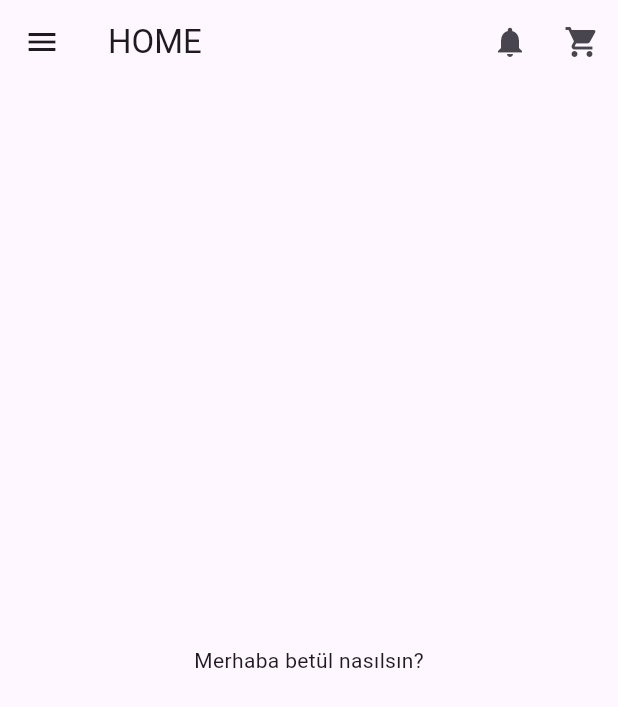
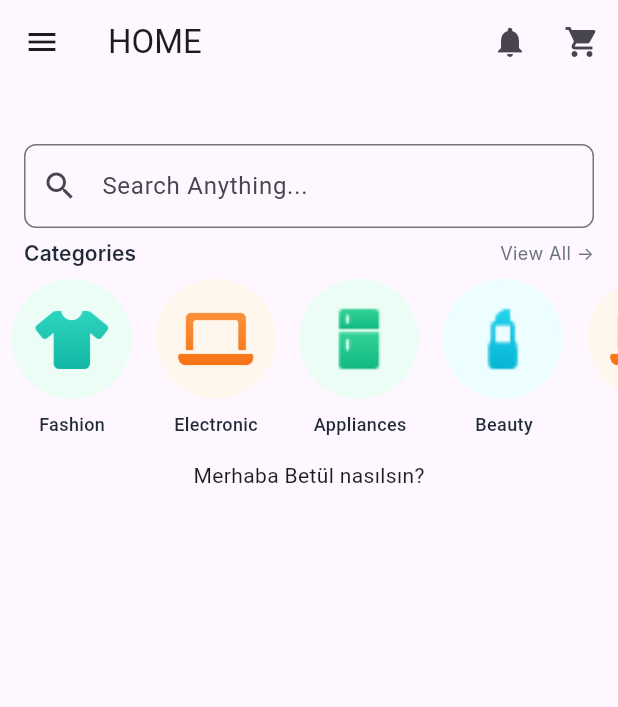
Before and after one commit to BetulYILGIN/BeeStore, a Flutter app: the screen it shows after launch, on a phone screen of 412 x 824 dp. Shown: the top 707 px of the screen. Run offline on Flutter 3.47's test engine with Material 3 defaults, Android fonts, the phone set to English and light mode, and no system bars; Roboto replaces fonts that are missing (Inter).

Commit message:
third commit

```diff
--- a/lib/main.dart
+++ b/lib/main.dart
@@ -1,27 +1,133 @@
 import 'package:flutter/material.dart';
 
-void main(){
+void main() {
   print("merhaba");
+  runApp(const MyApp());
+}
 
-  String name="betül";
-  runApp(
+class MyApp extends StatelessWidget {
+  const MyApp({super.key});
 
-    MaterialApp(
+  @override
+  Widget build(BuildContext context) {
+    String name = "Betül";
+
+    // Dinamik veriler
+    final List<Map<String, String>> categories = [
+      {"image": "assets/2.png", "label": "Fashion"},
+      {"image": "assets/1.png", "label": "Electronic"},
+      {"image": "assets/3.png", "label": "Appliances"},
+      {"image": "assets/4.png", "label": "Beauty"},
+      {"image": "assets/1.png", "label": "Sports"},
+      {"image": "assets/3.png", "label": "Books"},
+      {"image": "assets/4.png", "label": "Toys"},
+      {"image": "assets/3.png", "label": "Sports"},
+    ];
+
+    return MaterialApp(
       debugShowCheckedModeBanner: false,
       home: Scaffold(
         appBar: AppBar(
           title: const Text("HOME"),
           centerTitle: false,
           actions: [
-            IconButton(icon: const Icon(Icons.notifications), onPressed: (){}),
-            IconButton(icon: const Icon(Icons.shopping_cart), onPressed: (){})
+            IconButton(
+                icon: const Icon(Icons.notifications), onPressed: () {}),
+            IconButton(
+                icon: const Icon(Icons.shopping_cart), onPressed: () {}),
           ],
         ),
-        body:Center(child: Text('Merhaba $name nasılsın?'),
+        body: SingleChildScrollView(
+          child: Column(
+            children: [
+              const SizedBox(height: 24),
+              const Padding(
+                padding: EdgeInsets.all(16.0),
+                child: TextField(
+                  decoration: InputDecoration(
+                      labelText: "Search Anything...",
+                      prefixIcon: Icon(Icons.search),
+                      border: OutlineInputBorder(
+                          borderRadius: BorderRadius.all(Radius.circular(8)),
+                          borderSide: BorderSide(
+                            color: Color(0xFFD1D5DB),
+                            width: 1,
+                          ))),
+                ),
+              ),
+              const Padding(
+                padding: EdgeInsets.symmetric(horizontal: 16.0),
+                child: Row(
+                  children: [
+                    Text(
+                      'Categories',
+                      style: TextStyle(
+                        color: Color(0xFF1F2937),
+                        fontSize: 14,
+                        fontFamily: 'Inter',
+                        fontWeight: FontWeight.w600,
+                        height: 0.11,
+                        letterSpacing: 0.07,
+                      ),
+                    ),
+                    Spacer(),
+                    Text(
+                      'View All ->',
+                      textAlign: TextAlign.right,
+                      style: TextStyle(
+                        color: Color(0xFF6B7280),
+                        fontSize: 12,
+                        fontFamily: 'Inter',
+                        fontWeight: FontWeight.w400,
+                        height: 0.12,
+                      ),
+                    ),
+                  ],
+                ),
+              ),
+              const SizedBox(height: 16),
+              // Dinamik kategoriler listesi
+              SingleChildScrollView(
+                scrollDirection: Axis.horizontal,
+                child: Row(
+                  children: categories.map((category) {
+                    return Padding(
+                      padding: const EdgeInsets.symmetric(horizontal: 8.0),
+                      child: Column(
+                        children: [
+                          Container(
+                            width: 80,
+                            height: 80,
+                            decoration: BoxDecoration(
+                              borderRadius: BorderRadius.circular(8),
+                              image: DecorationImage(
+                                image: AssetImage(category['image']!),
+                                fit: BoxFit.cover,
+                              ),
+                            ),
+                          ),
+                          const SizedBox(height: 8),
+                          Text(
+                            category['label']!,
+                            style: const TextStyle(
+                              fontSize: 12,
+                              fontWeight: FontWeight.w500,
+                              color: Color(0xFF1F2937),
+                            ),
+                          ),
+                        ],
+                      ),
+                    );
+                  }).toList(),
+                ),
+              ),
+              const SizedBox(height: 16),
+              Text('Merhaba $name nasılsın?'),
+            ],
+          ),
         ),
         drawer: const Drawer(),
       ),
-    ),
-  );
-
+    );
+  }
 }
--- a/pubspec.yaml
+++ b/pubspec.yaml
@@ -53,6 +53,8 @@ dev_dependencies:
 # The following section is specific to Flutter packages.
 flutter:
 
+  assets:
+    - assets/
   # The following line ensures that the Material Icons font is
   # included with your application, so that you can use the icons in
   # the material Icons class.
```
Also changed, not shown: assets/1.png (added), assets/2.png (added), assets/3.png (added), assets/4.png (added).
